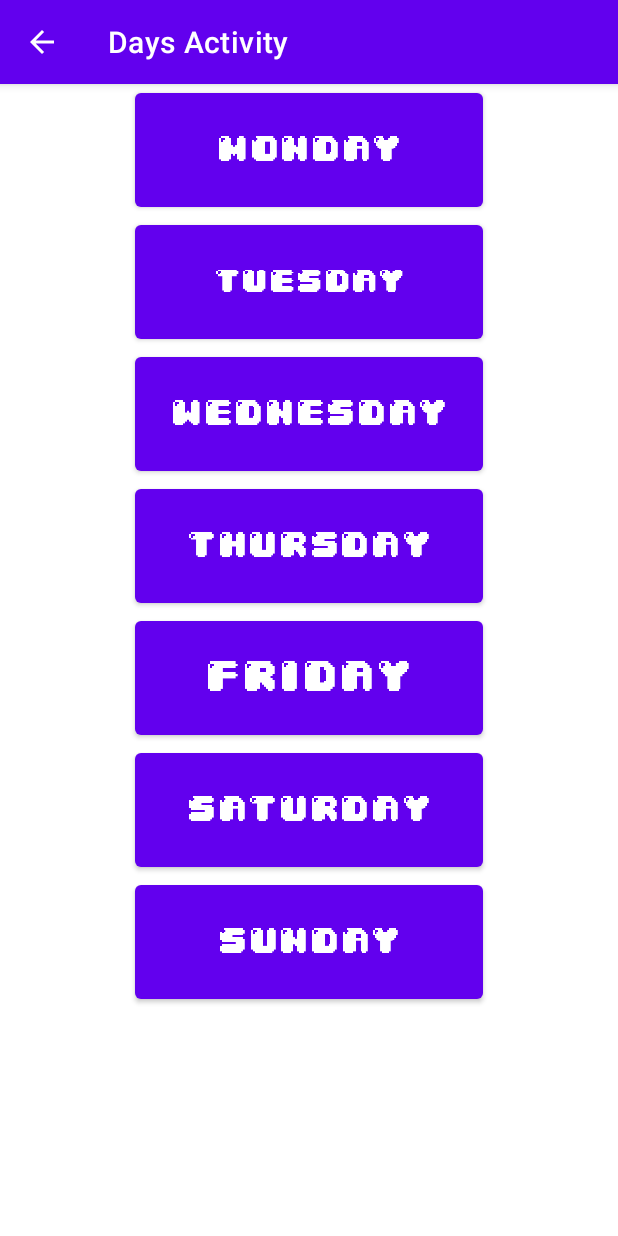
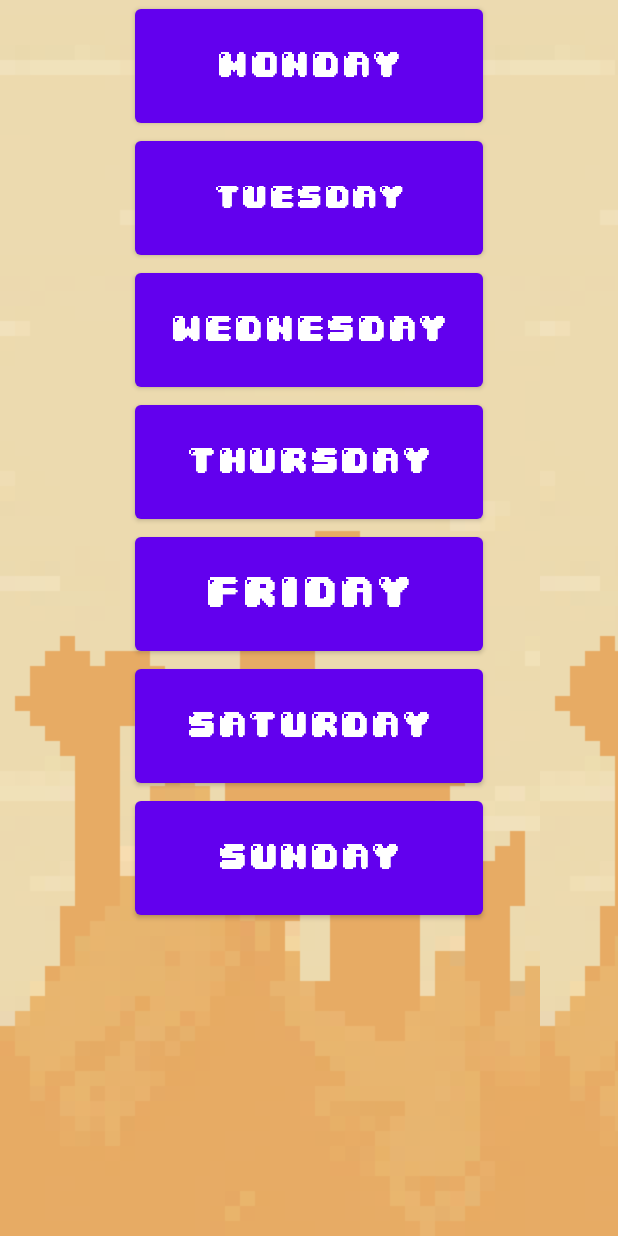
Before and after one commit to emircancakmakk/cmp2004_project, an Android app: the DaysActivity screen opened directly, with no data from a screen before it, on a phone screen of 412 x 824 dp. Run offline under Robolectric (Android 15) with nearby library versions, the phone set to English and light mode, and no system bars.

Commit message:
days activity seemlessBackgorund

```diff
--- a/app/src/main/java/com/example/project/DaysActivity.java
+++ b/app/src/main/java/com/example/project/DaysActivity.java
@@ -1,5 +1,6 @@
 package com.example.project;
 
+import android.widget.FrameLayout;
 import androidx.appcompat.app.AppCompatActivity;
 
 import android.media.MediaPlayer;
@@ -16,6 +17,29 @@ public class DaysActivity extends AppCompatActivity {
     protected void onCreate(Bundle savedInstanceState) {
         super.onCreate(savedInstanceState);
         setContentView(R.layout.activity_days);
+
+        getWindow().getDecorView().setSystemUiVisibility(
+                View.SYSTEM_UI_FLAG_LAYOUT_STABLE
+                        | View.SYSTEM_UI_FLAG_LAYOUT_FULLSCREEN
+                        | View.SYSTEM_UI_FLAG_FULLSCREEN);
+
+        if (getSupportActionBar() != null) {
+            getSupportActionBar().hide();
+        }
+
+// Create a FrameLayout to hold your SeamlessBackgroundView and the activity's layout
+        FrameLayout rootLayout = new FrameLayout(this);
+
+        // Create a SeamlessBackgroundView and add it to the FrameLayout
+        SeamlessBackgroundView backgroundView = new SeamlessBackgroundView(this, R.drawable.bonebackground, R.drawable.dayssky);
+        rootLayout.addView(backgroundView);
+
+        // Inflate the activity's layout and add it to the FrameLayout
+        View contentView = getLayoutInflater().inflate(R.layout.activity_days, rootLayout, false);
+        rootLayout.addView(contentView);
+
+        // Set the FrameLayout as the content view
+        setContentView(rootLayout);
 
         btn_1 = findViewById(R.id.button1);
         btn_2 = findViewById(R.id.button2);
--- /dev/null
+++ b/app/src/main/java/com/example/project/SeamlessBackgroundView.java
@@ -0,0 +1,41 @@
+package com.example.project;
+
+import android.content.Context;
+import android.graphics.Bitmap;
+import android.graphics.BitmapFactory;
+import android.graphics.Canvas;
+import android.view.View;
+
+public class SeamlessBackgroundView extends View {
+
+    private Bitmap groundBitmap;
+    private Bitmap skyBitmap;
+
+    public SeamlessBackgroundView(Context context, int mountainResId, int skyResId) {
+        super(context);
+
+        // Load the bitmaps
+        groundBitmap = BitmapFactory.decodeResource(getResources(), mountainResId);
+        skyBitmap = BitmapFactory.decodeResource(getResources(), skyResId);
+    }
+
+    @Override
+    protected void onDraw(Canvas canvas) {
+        super.onDraw(canvas);
+
+        int width = getWidth();
+        int height = getHeight();
+
+        // Draw the sky
+        for (int i = 0; i < width; i += skyBitmap.getWidth()) {
+            for (int j = 0; j < height; j += skyBitmap.getHeight()) {
+                canvas.drawBitmap(skyBitmap, i, j, null);
+            }
+        }
+
+        // Draw the mountains
+        for (int i = 0; i < width; i += groundBitmap.getWidth()) {
+            canvas.drawBitmap(groundBitmap, i, height - groundBitmap.getHeight(), null);
+        }
+    }
+}
```
Also changed, not shown: app/src/main/res/drawable/bonebackground.png (added), app/src/main/res/drawable/dayssky.png (added).
